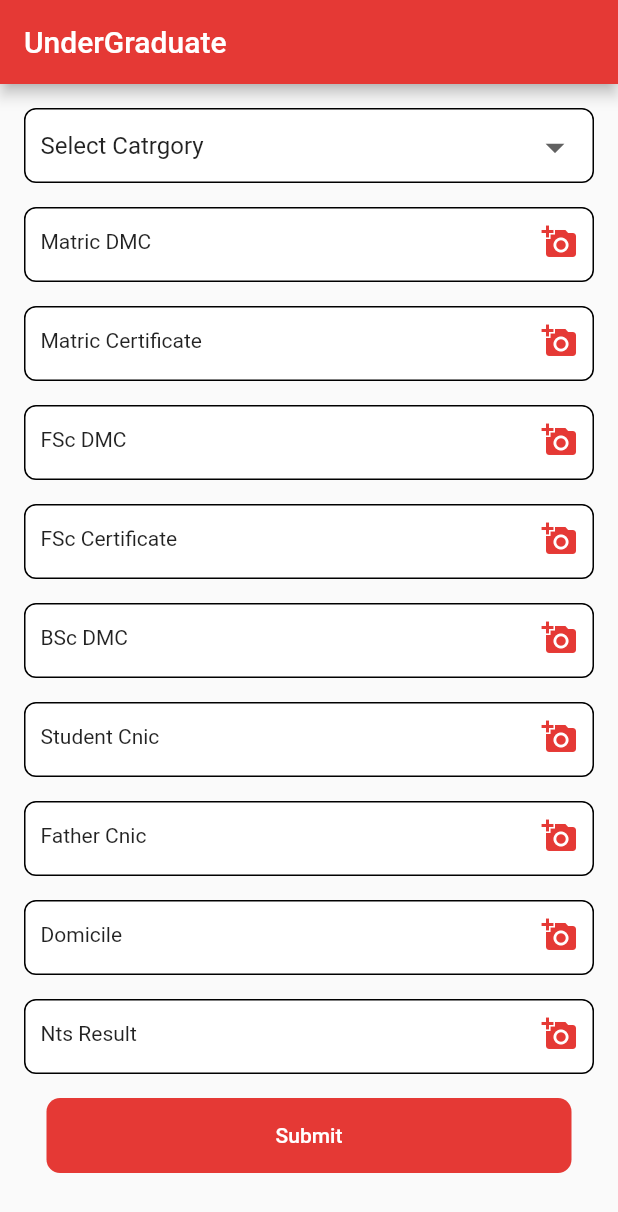
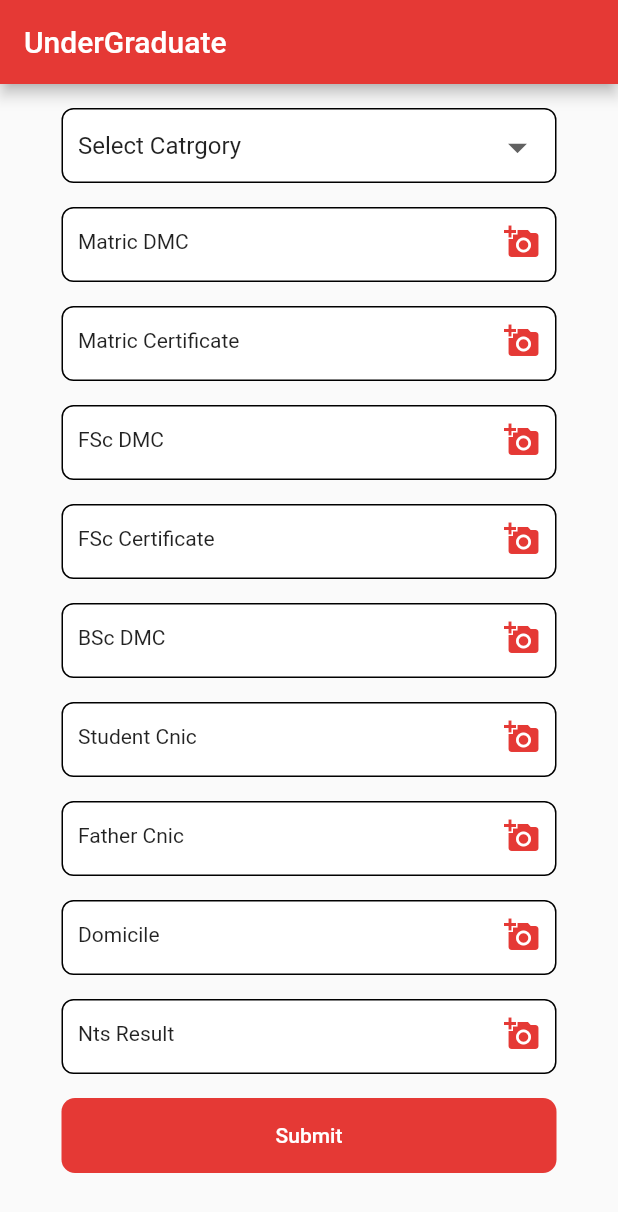
Before and after one commit to FaaizParacha/fyp_Project, a Flutter app: the selectCategory screen opened directly, after a tap on "Apply Now", on a phone screen of 412 x 824 dp. Shown: the top 1212 px of the screen. Run offline on Flutter 3.47's test engine with Material 2 defaults, Android fonts, the phone set to English and light mode, and no system bars.

```diff
--- a/lib/CalculatingAggregate.dart
+++ b/lib/UserPanel/CalculatingAggregate.dart
@@ -1,5 +1,5 @@
 import 'package:flutter/material.dart';
-import 'package:fyp/Shortlisting.dart';
+import 'package:fyp/UserPanel/Shortlisting.dart';
 
 
 class CalculatingAggregate extends StatefulWidget {
--- a/lib/home.dart
+++ b/lib/UserPanel/home.dart
@@ -1,6 +1,8 @@
-
 import 'package:flutter/material.dart';
-import 'package:fyp/underGraduate.dart';
+import 'package:fyp/UserPanel/Shortlisting.dart';
+import 'package:fyp/UserPanel/informationForm.dart';
+import 'package:fyp/UserPanel/notification.dart';
+import 'package:fyp/UserPanel/underGraduate.dart';
 
 class theme extends StatefulWidget {
   @override
@@ -49,15 +51,30 @@ class _selectCategoryState extends State<selectCategory> {
             ListTile(
               title: Text("Merit List"),
               leading: Icon(Icons.view_list),
+              onTap: () {Navigator.of(context).push(
+                  MaterialPageRoute(
+                      builder: (BuildContext context) => Shortlisting()
+                  )
+              );},
             ),
             ListTile(
               title: Text("Notifications"),
               leading: Icon(Icons.notifications),
+              onTap: () {Navigator.of(context).push(
+                  MaterialPageRoute(
+                      builder: (BuildContext context) => notify()
+                  )
+              );},
 
             ),
             ListTile(
               title: Text("information form"),
               leading: Icon(Icons.view_list),
+              onTap: () {Navigator.of(context).push(
+                  MaterialPageRoute(
+                      builder: (BuildContext context) => InfoForm()
+                  )
+              );},
             ),
             Divider(height: 20.0,),
             ListTile(
@@ -77,7 +94,7 @@ class _selectCategoryState extends State<selectCategory> {
               ),
                Container(
                  padding: EdgeInsets.all(10.0),
-                 width: 350.0,
+                 width: 330.0,
                  height: 50.0,
                  decoration: BoxDecoration(
                      color: Colors.white,
@@ -105,7 +122,7 @@ class _selectCategoryState extends State<selectCategory> {
                 height: 15.0,
               ),
               SizedBox(
-                width: 350.0,
+                width: 330.0,
                 height: 50.0,
                 child: FlatButton(
                   onPressed: () {Navigator.of(context).push(
--- a/lib/main.dart
+++ b/lib/UserPanel/main.dart
@@ -1,6 +1,6 @@
 import 'package:flutter/material.dart';
 import 'package:flutter/services.dart';
-import 'package:fyp/UserpanelSignUp.dart';
+import 'package:fyp/UserPanel/UserpanelSignUp.dart';
 
 
 void main() { {SystemChrome.setEnabledSystemUIOverlays([]); }
--- a/lib/signIn.dart
+++ b/lib/UserPanel/signIn.dart
@@ -1,6 +1,6 @@
 import 'package:flutter/material.dart';
 import 'home.dart';
-import 'package:fyp/UserpanelSignUp.dart';
+import 'package:fyp/UserPanel/UserpanelSignUp.dart';
 
 class signIn extends StatefulWidget {
   @override
@@ -128,7 +128,7 @@ class _secondsignInState extends State<secondsignIn> {
                         ),
                         Text("Remember me",style: TextStyle(color: Colors.red.shade600),),
                         SizedBox(
-                          width: 50.0,
+                          width: 30.0,
                         ),
                         Text(
                           "Forgot password",
--- a/lib/underGraduate.dart
+++ b/lib/UserPanel/underGraduate.dart
@@ -1,5 +1,5 @@
 import 'package:flutter/material.dart';
-import 'package:fyp/Graduate.dart';
+import 'package:fyp/UserPanel/Graduate.dart';
 
 class undergraduate extends StatefulWidget {
   @override
@@ -30,7 +30,7 @@ class _undergraduateState extends State<undergraduate> {
                       Container(
                         padding: EdgeInsets.all(10.0),
                         height: 50.0,
-                        width: 380.0,
+                        width: 330.0,
                         decoration: BoxDecoration(
                             color: Colors.white,
                             borderRadius: BorderRadius.circular(8.0),
@@ -68,7 +68,7 @@ class _undergraduateState extends State<undergraduate> {
                       Container(
                         padding: EdgeInsets.all(10.0),
                         height: 50.0,
-                        width: 380.0,
+                        width: 330.0,
                         decoration: BoxDecoration(
                           color: Colors.white,
                           borderRadius: BorderRadius.circular(8.0),
@@ -95,7 +95,7 @@ class _undergraduateState extends State<undergraduate> {
                       Container(
                         padding: EdgeInsets.all(10.0),
                         height: 50.0,
-                        width: 380.0,
+                        width: 330.0,
                         decoration: BoxDecoration(
                             color: Colors.white,
                             borderRadius: BorderRadius.circular(8.0),
@@ -122,7 +122,7 @@ class _undergraduateState extends State<undergraduate> {
                       Container(
                         padding: EdgeInsets.all(10.0),
                         height: 50.0,
-                        width: 380.0,
+                        width: 330.0,
                         decoration: BoxDecoration(
                             color: Colors.white,
                             borderRadius: BorderRadius.circular(8.0),
@@ -149,7 +149,7 @@ class _undergraduateState extends State<undergraduate> {
                       Container(
                         padding: EdgeInsets.all(10.0),
                         height: 50.0,
-                        width: 380.0,
+                        width: 330.0,
                         decoration: BoxDecoration(
                             color: Colors.white,
                             borderRadius: BorderRadius.circular(8.0),
@@ -176,7 +176,7 @@ class _undergraduateState extends State<undergraduate> {
                       Container(
                         padding: EdgeInsets.all(10.0),
                         height: 50.0,
-                        width: 380.0,
+                        width: 330.0,
                         decoration: BoxDecoration(
                             color: Colors.white,
                             borderRadius: BorderRadius.circular(8.0),
@@ -203,7 +203,7 @@ class _undergraduateState extends State<undergraduate> {
                       Container(
                         padding: EdgeInsets.all(10.0),
                         height: 50.0,
-                        width: 380.0,
+                        width: 330.0,
                         decoration: BoxDecoration(
                             color: Colors.white,
                             borderRadius: BorderRadius.circular(8.0),
@@ -230,7 +230,7 @@ class _undergraduateState extends State<undergraduate> {
                       Container(
                         padding: EdgeInsets.all(10.0),
                         height: 50.0,
-                        width: 380.0,
+                        width: 330.0,
                         decoration: BoxDecoration(
                             color: Colors.white,
                             borderRadius: BorderRadius.circular(8.0),
@@ -257,7 +257,7 @@ class _undergraduateState extends State<undergraduate> {
                       Container(
                         padding: EdgeInsets.all(10.0),
                         height: 50.0,
-                        width: 380.0,
+                        width: 330.0,
                         decoration: BoxDecoration(
                             color: Colors.white,
                             borderRadius: BorderRadius.circular(8.0),
@@ -284,7 +284,7 @@ class _undergraduateState extends State<undergraduate> {
                       Container(
                         padding: EdgeInsets.all(10.0),
                         height: 50.0,
-                        width: 380.0,
+                        width: 330.0,
                         decoration: BoxDecoration(
                             color: Colors.white,
                             borderRadius: BorderRadius.circular(8.0),
@@ -309,7 +309,7 @@ class _undergraduateState extends State<undergraduate> {
                         height: 16.0,
                       ),
                       SizedBox(
-                        width: 350.0,
+                        width: 330.0,
                         height: 50.0,
                         child: FlatButton(
                           onPressed: () {Navigator.of(context).push(
```
Also changed, not shown: lib/UploadDocs.dart (deleted, +0 -111 lines), lib/UserPanel/Graduate.dart (renamed from lib/Graduate.dart, +12 -12 lines), lib/UserPanel/Shortlisting.dart (renamed from lib/Shortlisting.dart, +10 -7 lines), lib/UserPanel/informationForm.dart (added, +62 -0 lines), lib/UserPanel/notification.dart (added, +18 -0 lines), lib/UserPanel/UserpanelSignUp.dart (renamed from lib/UserpanelSignUp.dart), lib/splashScreen.dart (deleted), 1 other file.
